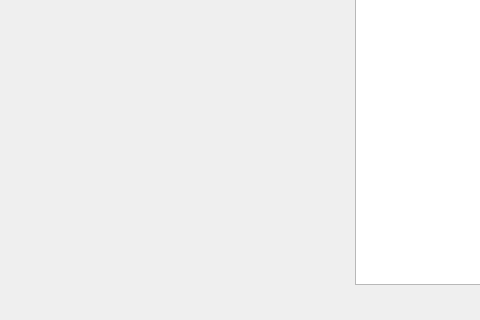
The window that X/personalaccount.ui (MohammadrezaAldaghi/X) describes before a commit, drawn with Qt 5; both pictures show x 715 to 1195 and y 336 to 656 of the 1349 by 656 pixel window.
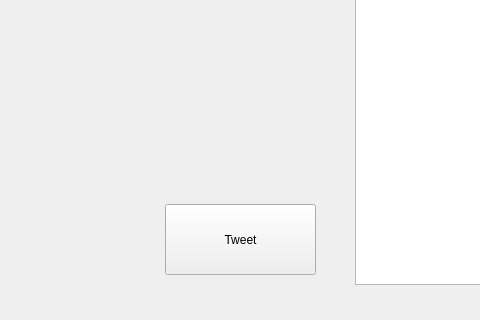
The same window after the commit.

Commit message: Add Tweet form

Diff of the .ui file:
```diff
--- a/X/personalaccount.ui
+++ b/X/personalaccount.ui
@@ -65,7 +65,7 @@
     </rect>
    </property>
   </widget>
-  <widget class="QWidget" name="">
+  <widget class="QWidget" name="layoutWidget">
    <property name="geometry">
     <rect>
      <x>420</x>
@@ -105,6 +105,19 @@
     </item>
    </layout>
   </widget>
+  <widget class="QPushButton" name="TweetButton">
+   <property name="geometry">
+    <rect>
+     <x>880</x>
+     <y>540</y>
+     <width>151</width>
+     <height>71</height>
+    </rect>
+   </property>
+   <property name="text">
+    <string>Tweet</string>
+   </property>
+  </widget>
  </widget>
  <resources/>
  <connections/>
```
The commit also changes 10 other files.
